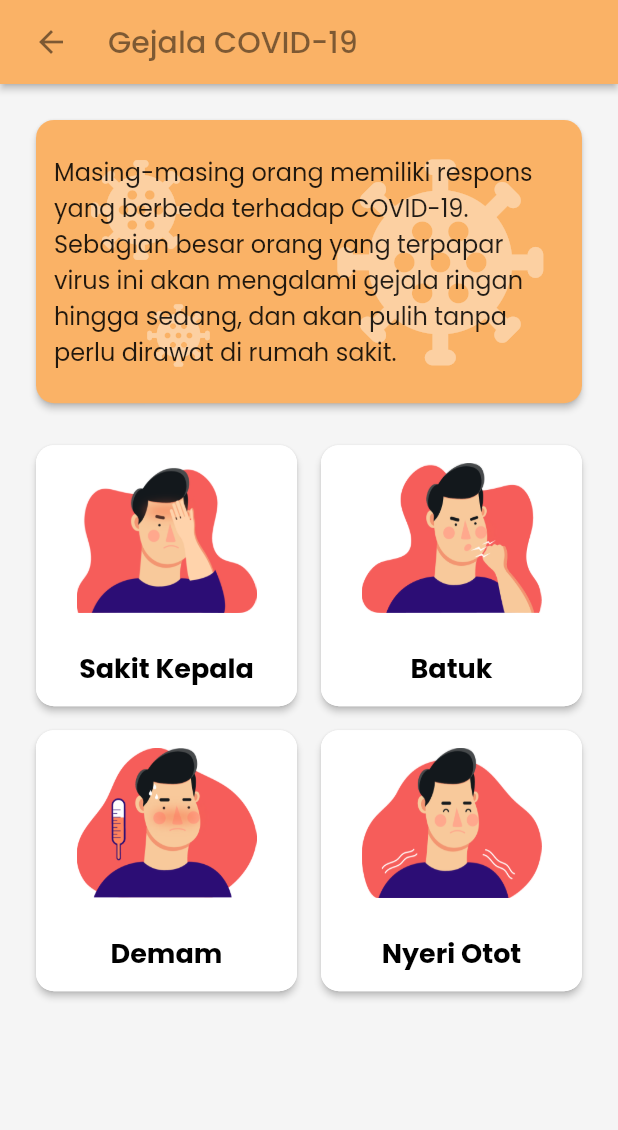
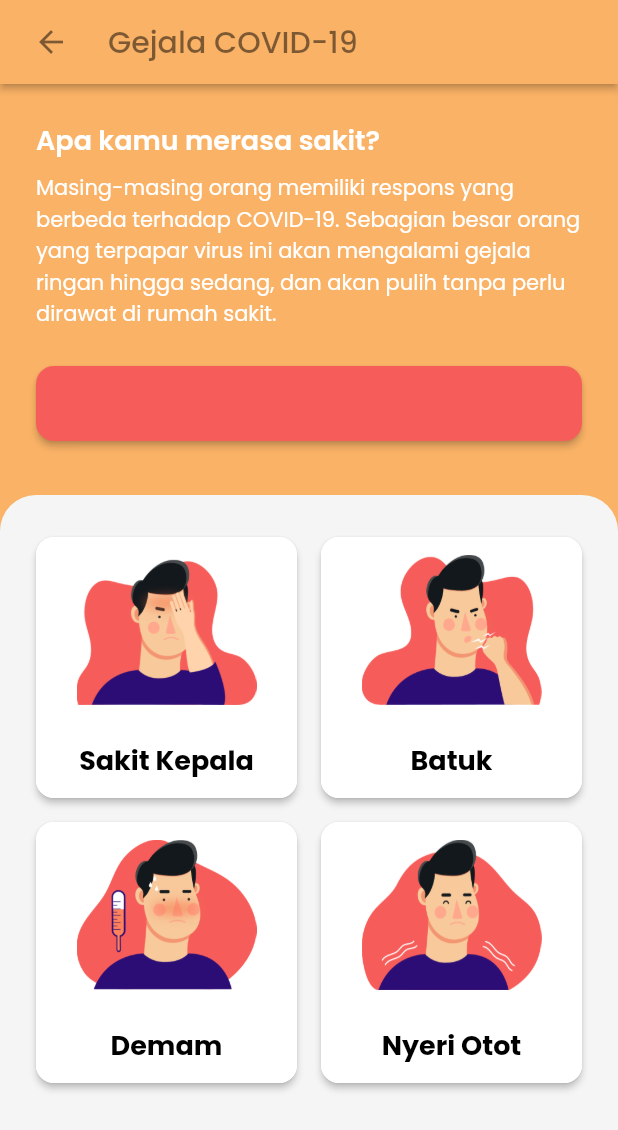
Before and after one commit to nailnafir/pantau-covid, a Flutter app: the SymptompsPage screen opened directly, on a phone screen of 412 x 824 dp. Shown: the top 1130 px of the screen. Run offline on Flutter 3.47's test engine with Material 2 defaults, Android fonts, the phone set to English and light mode, and no system bars; our stand-ins replace carousel_slider, get, lottie, percent_indicator, shimmer; missing offline and left inert: web_scraper; network calls fail.

Commit message:
fix config utilities

```diff
--- a/lib/pages/symptoms_page.dart
+++ b/lib/pages/symptoms_page.dart
@@ -31,70 +31,94 @@ class SymptompsPage extends StatelessWidget {
         ),
       ),
       body: SafeArea(
-        child: ListView(
+        child: Stack(
           children: [
-            Card(
+            Container(
               color: ColorTheme.secondaryColor,
-              margin: EdgeInsets.all(SpaceConfig.longSpace),
+              height: 350,
+            ),
+            _buildBody(),
+          ],
+        ),
+      ),
+    );
+  }
+
+  _buildBody() {
+    return ListView(
+      children: [
+        _description(),
+        _content(),
+      ],
+    );
+  }
+
+  _description() {
+    return Container(
+        padding: EdgeInsets.all(SpaceConfig.longSpace),
+        child: Builder(
+          builder: (context) {
+            return Column(
+              crossAxisAlignment: CrossAxisAlignment.start,
+              mainAxisAlignment: MainAxisAlignment.start,
+              children: [
+                Text(
+                  "Apa kamu merasa sakit?",
+                  style: TypeTheme.subTitleTextFont.copyWith(
+                    fontWeight: FontWeight.w600,
+                    color: Colors.white,
+                  ),
+                ),
+                SizedBox(height: SpaceConfig.shortSpace),
+                Text(
+                  "Masing-masing orang memiliki respons yang berbeda terhadap COVID-19. Sebagian besar orang yang terpapar virus ini akan mengalami gejala ringan hingga sedang, dan akan pulih tanpa perlu dirawat di rumah sakit.",
+                  style: TypeTheme.normalTextFont.copyWith(color: Colors.white),
+                ),
+                SizedBox(height: SpaceConfig.longSpace),
+                Container(
+                  width: LayoutConfig.deviceWidth,
+                  height: 50,
+                  child: ElevatedButton(
+                    style: ElevatedButton.styleFrom(
                       shape: RoundedRectangleBorder(
-                borderRadius: BorderRadius.circular(SpaceConfig.normalSpace),
+                          borderRadius:
+                              BorderRadius.circular(SpaceConfig.normalSpace)),
+                      elevation: 2,
+                      primary: ColorTheme.redColor,
                     ),
-              elevation: 2,
-              child: Stack(
-                alignment: Alignment.center,
-                children: [
-                  Align(
-                    alignment: Alignment.centerRight,
-                    child: Container(
-                      padding: EdgeInsets.all(SpaceConfig.normalSpace),
-                      child: Icon(
-                        Icons.coronavirus,
-                        color: Colors.white.withAlpha(100),
-                        size: MediaQuery.of(context).size.width / 2.5,
+                    onPressed: () {
+                      launch("tel:119");
+                    },
+                    child: Row(
+                      mainAxisAlignment: MainAxisAlignment.center,
+                      children: [],
                     ),
                   ),
                 ),
-                  Positioned(
-                    top: 0,
-                    left: 10,
-                    child: Container(
-                      padding: EdgeInsets.all(
-                          SpaceConfig.normalSpace + SpaceConfig.shortSpace),
-                      child: Icon(
-                        Icons.coronavirus,
-                        color: Colors.white.withAlpha(100),
-                        size: 80,
+                SizedBox(height: SpaceConfig.normalSpace),
+              ],
+            );
+          },
+        ));
+  }
+
+  _content() {
+    return Container(
+      decoration: BoxDecoration(
+        color: ColorTheme.bgLight,
+        borderRadius:
+            BorderRadius.vertical(top: Radius.circular(SpaceConfig.longSpace)),
       ),
-                    ),
-                  ),
-                  Positioned(
-                    bottom: 0,
-                    left: 50,
-                    child: Container(
-                      padding: EdgeInsets.all(
-                          SpaceConfig.normalSpace + SpaceConfig.shortSpace),
-                      child: Icon(
-                        Icons.coronavirus,
-                        color: Colors.white.withAlpha(100),
-                        size: 50,
-                      ),
-                    ),
-                  ),
+      child: Builder(
+        builder: (context) {
+          return Column(
+            children: [
               Container(
-                    padding: EdgeInsets.all(SpaceConfig.normalSpace),
-                    child: Text(
-                      "Masing-masing orang memiliki respons yang berbeda terhadap COVID-19. Sebagian besar orang yang terpapar virus ini akan mengalami gejala ringan hingga sedang, dan akan pulih tanpa perlu dirawat di rumah sakit.",
-                      style: TypeTheme.bigTextFont,
-                    ),
-                  ),
-                ],
-              ),
-            ),
-            Container(
+                margin: EdgeInsets.symmetric(vertical: SpaceConfig.longSpace),
                 height: MediaQuery.of(context).size.height / 2.2,
                 child: GridView.count(
-                padding:
-                    EdgeInsets.symmetric(horizontal: SpaceConfig.longSpace - 4),
+                  padding: EdgeInsets.symmetric(
+                      horizontal: SpaceConfig.longSpace - 4),
                   crossAxisCount: 2,
                   crossAxisSpacing: SpaceConfig.shortSpace,
                   mainAxisSpacing: SpaceConfig.shortSpace,
@@ -121,7 +145,8 @@ class SymptompsPage extends StatelessWidget {
                 ),
               ),
             ],
-        ),
+          );
+        },
       ),
     );
   }
--- a/lib/utilities/config.dart
+++ b/lib/utilities/config.dart
@@ -3,10 +3,12 @@ part of 'utilities.dart';
 abstract class LayoutConfig {
   static double? deviceHeight;
   static double? deviceWidth;
+  static MediaQueryData? mediaQueryData;
 
   void init(BuildContext context) {
-    deviceWidth = MediaQuery.of(context).size.width;
-    deviceHeight = MediaQuery.of(context).size.height;
+    mediaQueryData = MediaQuery.of(context);
+    deviceWidth = mediaQueryData!.size.width;
+    deviceHeight = mediaQueryData!.size.height;
   }
 }
 
```
Lines whose indentation alone changed are shown as unchanged.
